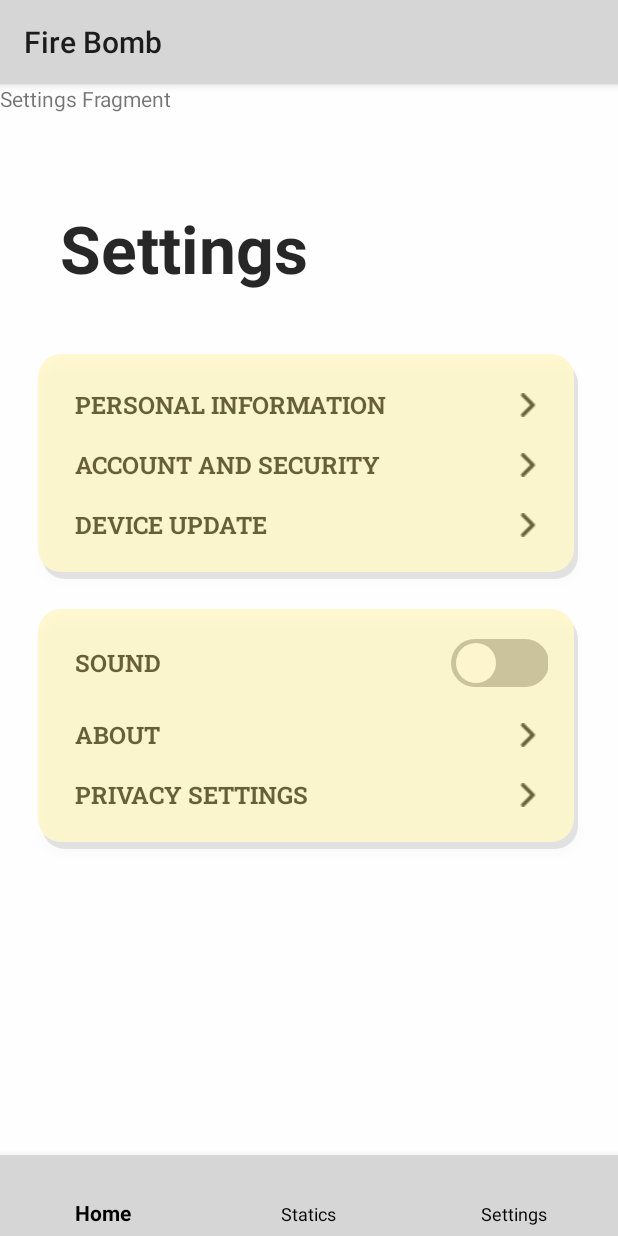
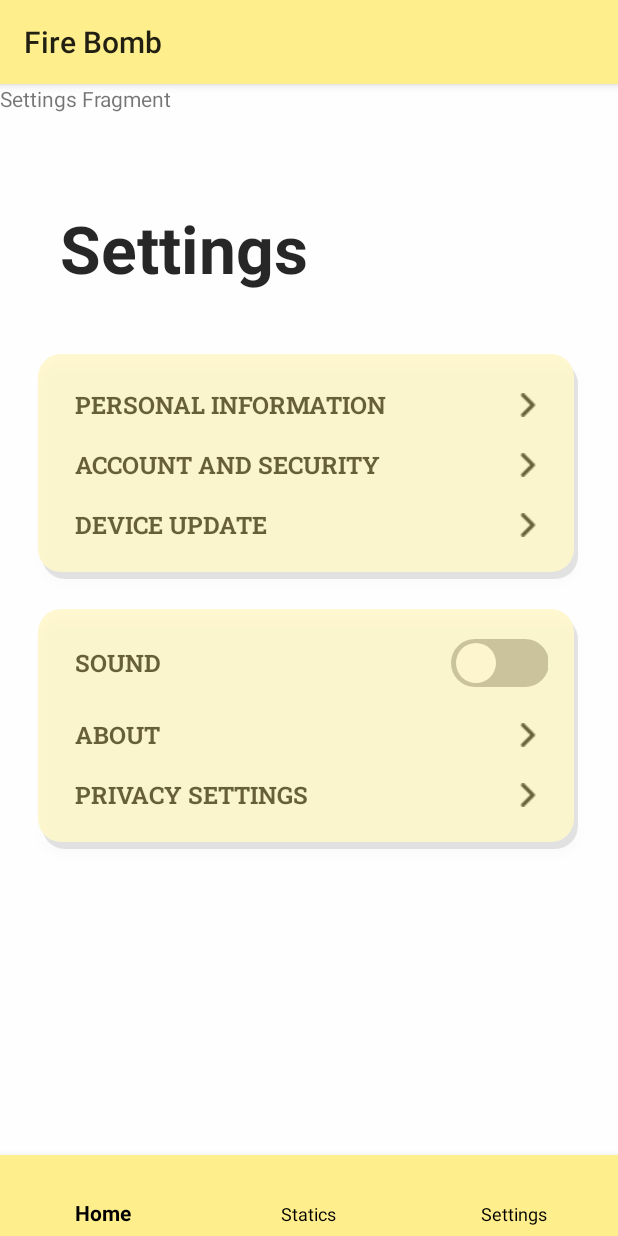
Before and after one commit to MelihDedeX/fire-emergency-mqtt-mobile, an Android app: the SettingsFragment screen opened through its navigation route, on a phone screen of 412 x 824 dp. Run offline under Robolectric (Android 15) with nearby library versions, the phone set to English and light mode, and no system bars; our stand-ins replace data binding; Roboto replaces fonts that are not available here.

Commit message:
small fix

```diff
--- a/app/src/main/res/values/colors.xml
+++ b/app/src/main/res/values/colors.xml
@@ -10,5 +10,5 @@
     <color name="yellow_settings">#FEEE8C</color>
     <color name="orange_main">#FB8D02</color>
     <color name="exp_none">#00FB8D02</color>
-    <color name="backgrond_color">#FEEE8C</color>
+    <color name="background_color">#FEEE8C</color>
 </resources>
```
